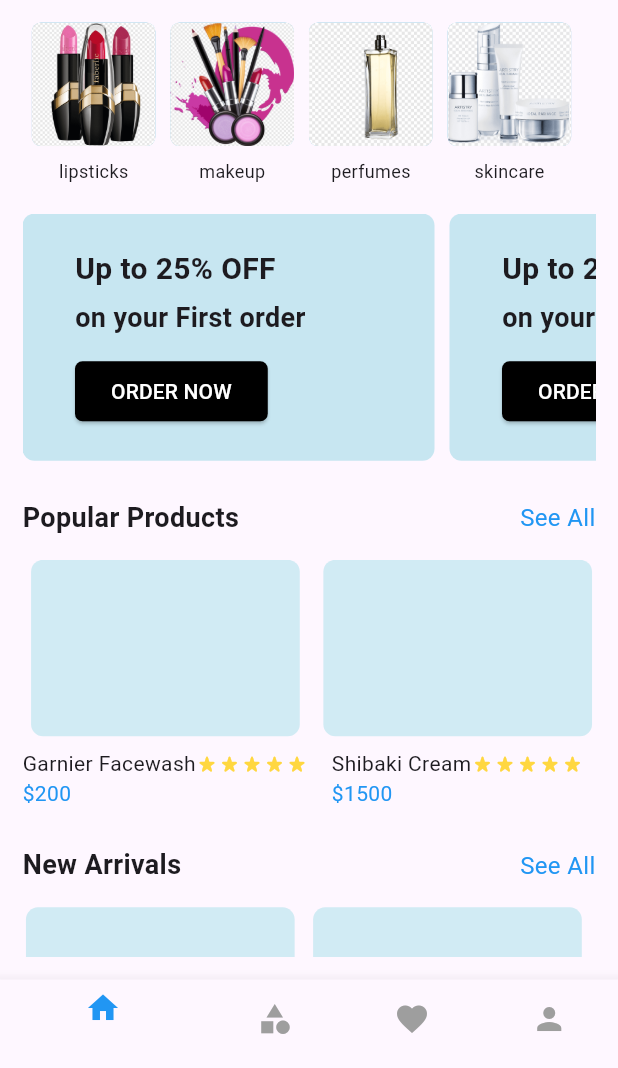
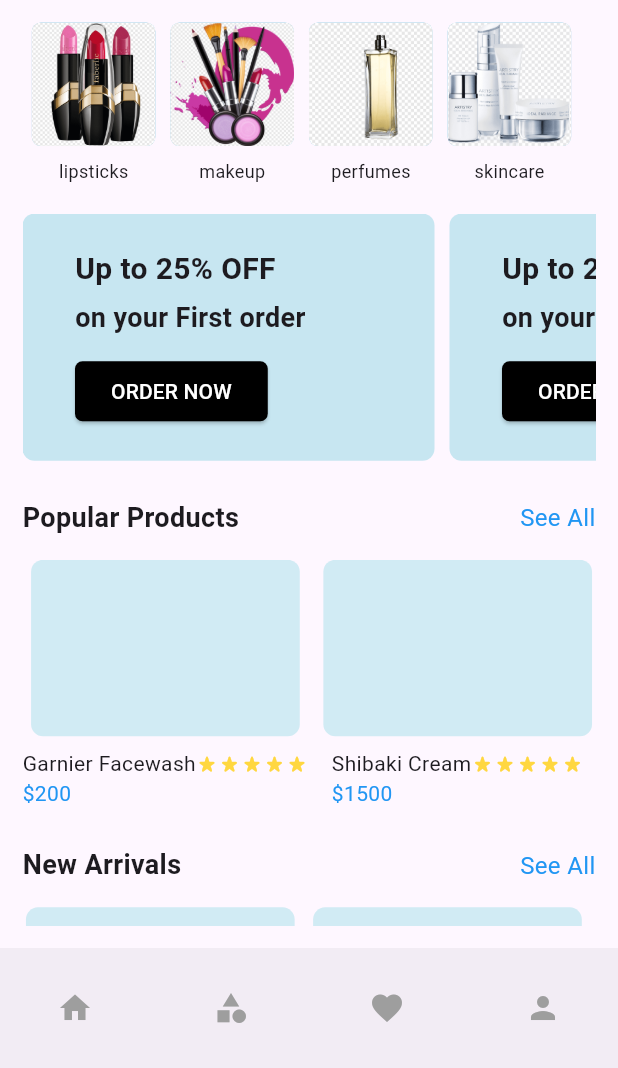
Before and after one commit to UI-Light/e-commerce-app, a Flutter app: the screen it shows after launch, on a phone screen of 412 x 824 dp, the part 168-1236 px from its top. Run offline on Flutter 3.47's test engine with Material 2 defaults, Android fonts, the phone set to English and light mode, and no system bars.

Commit message:
products and category page

```diff
--- a/lib/main.dart
+++ b/lib/main.dart
@@ -1,5 +1,5 @@
 import 'package:flutter/material.dart';
-import 'package:shopping_app/ui/home_page.dart';
+import 'package:shopping_app/ui/shared/bottom_tab.dart';
 
 void main() {
   runApp(const MyApp());
@@ -14,7 +14,7 @@ class MyApp extends StatelessWidget {
         colorScheme: ColorScheme.fromSeed(seedColor: Colors.deepPurple),
         useMaterial3: true,
       ),
-      home: const HomePage(),
+      home: const BottomTab(),
     );
   }
 }
--- /dev/null
+++ b/lib/ui/shared/bottom_tab.dart
@@ -0,0 +1,92 @@
+import 'package:flutter/material.dart';
+import 'package:shopping_app/ui/views/category_page.dart';
+import 'package:shopping_app/ui/views/home_page.dart';
+import 'package:shopping_app/ui/views/profile_page.dart';
+import 'package:shopping_app/ui/views/saved_page.dart';
+
+class BottomTab extends StatefulWidget {
+  const BottomTab({super.key});
+
+  @override
+  State<BottomTab> createState() => _BottomTabState();
+}
+
+class _BottomTabState extends State<BottomTab> {
+  final PageController _pagesController = PageController();
+  bool selected = false;
+
+  @override
+  Widget build(BuildContext context) {
+    return Scaffold(
+      body: PageView(
+        physics: const NeverScrollableScrollPhysics(),
+        controller: _pagesController,
+        children: const [
+          HomePage(),
+          CategoryPage(),
+          SavedPage(),
+          ProfilePage(),
+        ],
+      ),
+      bottomNavigationBar: BottomAppBar(
+        child: Container(
+          margin: const EdgeInsets.only(left: 10.0, right: 10.0),
+          //color: Colors.white,
+          child: Row(
+            mainAxisAlignment: MainAxisAlignment.spaceBetween,
+            children: [
+              IconButton(
+                icon: Icon(
+                  Icons.home,
+                  color: selected ? Colors.blue : Colors.grey,
+                ),
+                onPressed: () {
+                  setState(() {
+                    selected = !selected;
+                  });
+                  _pagesController.jumpToPage(0);
+                },
+              ),
+              IconButton(
+                icon: Icon(
+                  Icons.category,
+                  color: selected ? Colors.blue : Colors.grey,
+                ),
+                onPressed: () {
+                  setState(() {
+                    selected = !selected;
+                  });
+                  _pagesController.jumpToPage(1);
+                },
+              ),
+              IconButton(
+                icon: Icon(
+                  Icons.favorite,
+                  color: selected ? Colors.blue : Colors.grey,
+                ),
+                onPressed: () {
+                  setState(() {
+                    selected = !selected;
+                  });
+                  _pagesController.jumpToPage(2);
+                },
+              ),
+              IconButton(
+                icon: Icon(
+                  Icons.person,
+                  color: selected ? Colors.blue : Colors.grey,
+                ),
+                onPressed: () {
+                  setState(() {
+                    selected = !selected;
+                  });
+                  _pagesController.jumpToPage(3);
+                },
+              ),
+            ],
+          ),
+        ),
+      ),
+    );
+  }
+}
--- a/lib/ui/shared/category_grid.dart
+++ b/lib/ui/shared/category_grid.dart
@@ -35,8 +35,8 @@ class _CategoryGridState extends State<CategoryGrid> {
           const SizedBox(height: 8.0),
           Text(
             widget.category,
-            maxLines: 1,
-            overflow: TextOverflow.clip,
+            // maxLines: 1,
+            // overflow: TextOverflow.clip,
             style: const TextStyle(
               fontSize: 12,
             ),
--- a/lib/ui/home_page.dart
+++ b/lib/ui/views/home_page.dart
@@ -162,34 +162,52 @@ class _HomePageState extends State<HomePage> {
           ),
         ),
       ),
-      bottomNavigationBar: BottomNavigationBar(
-        items: const [
-          BottomNavigationBarItem(
-              icon: Icon(
-                Icons.home,
-                color: Colors.blue,
-              ),
-              label: ''),
-          BottomNavigationBarItem(
-              icon: Icon(
-                Icons.category,
-                color: Colors.grey,
-              ),
-              label: ''),
-          BottomNavigationBarItem(
-              icon: Icon(
-                Icons.favorite,
-                color: Colors.grey,
-              ),
-              label: ''),
-          BottomNavigationBarItem(
-              icon: Icon(
-                Icons.person,
-                color: Colors.grey,
-              ),
-              label: '')
-        ],
-      ),
+      // bottomNavigationBar: BottomNavigationBar(
+      //   items: [
+      //     BottomNavigationBarItem(
+      //         icon: IconButton(
+      //           icon: const Icon(
+      //             Icons.home,
+      //             color: Colors.blue,
+      //           ),
+      //           onPressed: () {},
+      //         ),
+      //         label: ''),
+      //     BottomNavigationBarItem(
+      //         icon: IconButton(
+      //           icon: const Icon(
+      //             Icons.category,
+      //             color: Colors.grey,
+      //           ),
+      //           onPressed: () {
+      //             Navigator.of(context).push(
+      //               MaterialPageRoute(
+      //                 builder: (context) => const CategoryPage(),
+      //               ),
+      //             );
+      //           },
+      //         ),
+      //         label: ''),
+      //     BottomNavigationBarItem(
+      //         icon: IconButton(
+      //           icon: const Icon(
+      //             Icons.favorite,
+      //             color: Colors.grey,
+      //           ),
+      //           onPressed: () {},
+      //         ),
+      //         label: ''),
+      //     BottomNavigationBarItem(
+      //         icon: IconButton(
+      //           icon: const Icon(
+      //             Icons.person,
+      //             color: Colors.grey,
+      //           ),
+      //           onPressed: () {},
+      //         ),
+      //         label: '')
+      //   ],
+      // ),
     );
   }
 }
```
Also changed, not shown: lib/ui/views/category_page.dart (added, +94 -0 lines), lib/ui/views/product_details_page.dart (added, +15 -0 lines), lib/ui/views/profile_page.dart (added, +15 -0 lines), lib/ui/views/saved_page.dart (added, +15 -0 lines).
